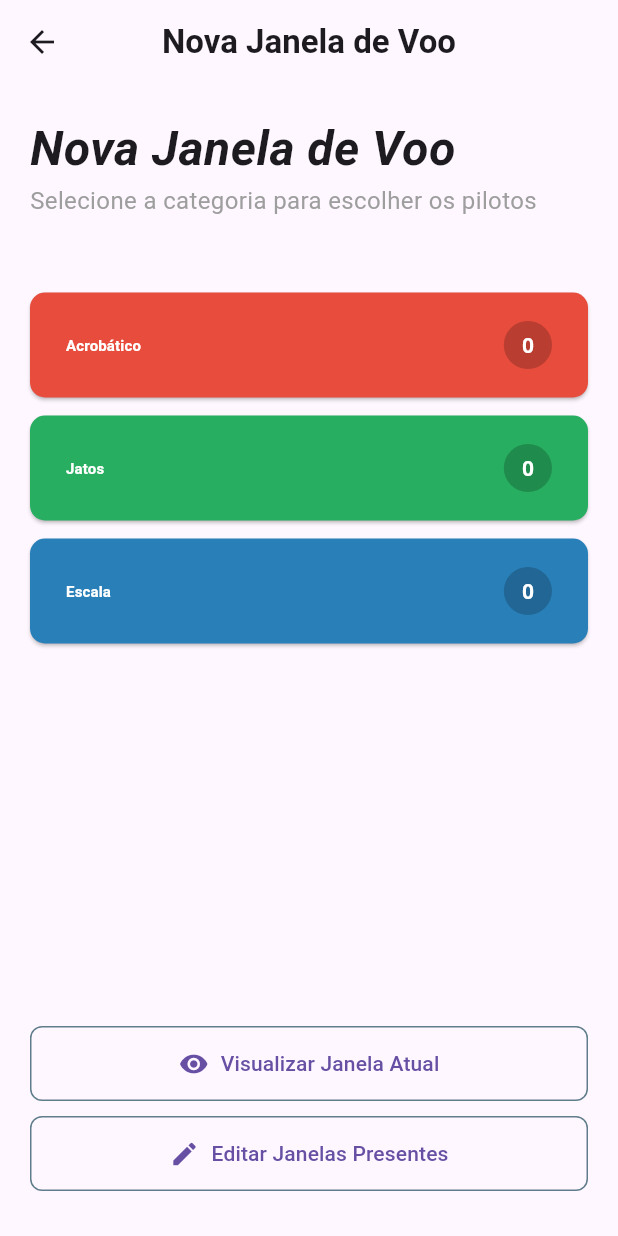
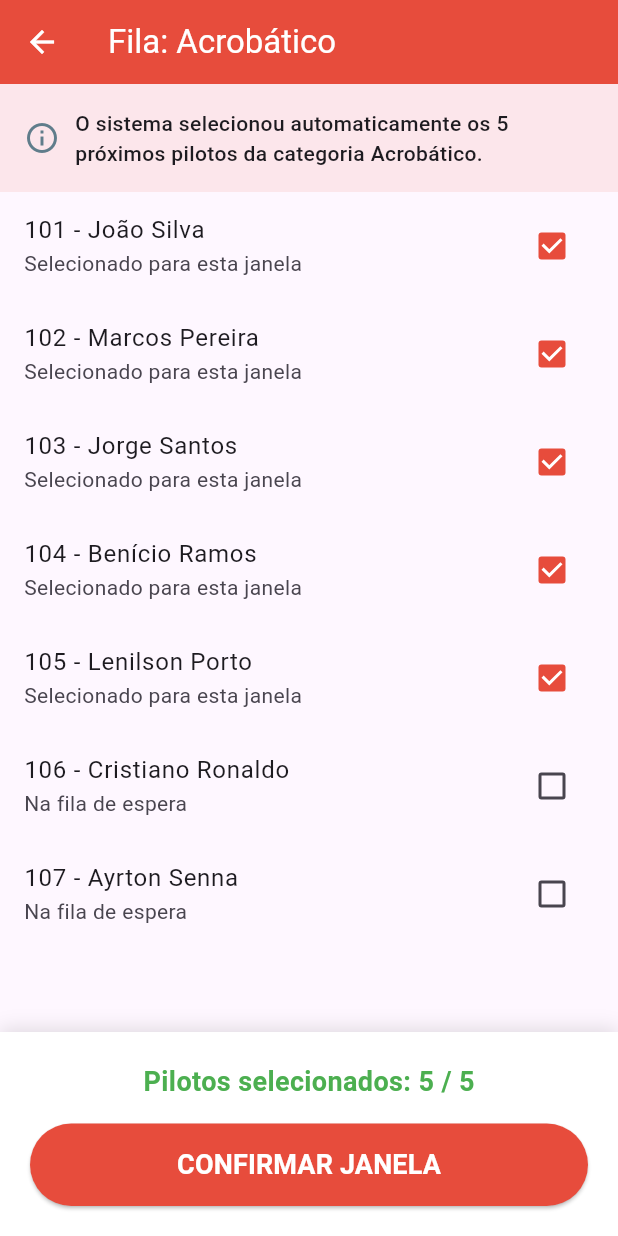
Before and after one commit to paozinho6254/Fesbraer-guichesenha, a Flutter app: the ControleJanelaPage screen opened directly, after a tap on "Acrobático", on a phone screen of 412 x 824 dp. Run offline on Flutter 3.47's test engine with Material 3 defaults, Android fonts, the phone set to English and light mode, and no system bars.

Commit message:
feat: tela de adição de pilotos para criação de janelas criada

```diff
--- a/lib/pages/controle_janela_page.dart
+++ b/lib/pages/controle_janela_page.dart
@@ -1,3 +1,4 @@
+import 'package:fesbraerguichesenha/pages/selecao_pilotos_page.dart';
 import 'package:flutter/material.dart';
 
 class ControleJanelaPage extends StatelessWidget {
@@ -14,7 +15,10 @@ class ControleJanelaPage extends StatelessWidget {
 
     return Scaffold(
       appBar: AppBar(
-        title: const Text("Nova Janela de Voo", style: TextStyle(fontWeight: FontWeight.bold)),
+        title: const Text(
+          "Nova Janela de Voo",
+          style: TextStyle(fontWeight: FontWeight.bold),
+        ),
         centerTitle: true,
       ),
       body: Padding(
@@ -47,16 +51,36 @@ class ControleJanelaPage extends StatelessWidget {
               label: "Acrobático",
               count: acroCount,
               color: const Color(0xFFE74C3C), // Vermelho
-              onTap: () => print("Acro selecionado"),
+              onTap: () {
+                Navigator.push(
+                  context,
+                  MaterialPageRoute(
+                    builder: (context) => const SelecaoPilotosPage(
+                      categoria: "Acrobático",
+                      corCategoria: Color(0xFFE74C3C),
+                    ),
+                  ),
+                );
+              },
             ),
 
             const SizedBox(height: 12),
 
             _buildCategoryButton(
-              label: "Jatos",
+              label: "Jato",
               count: jatosCount,
               color: const Color(0xFF27AE60), // Verde
-              onTap: () => print("Jatos selecionado"),
+              onTap: () {
+                Navigator.push(
+                  context,
+                  MaterialPageRoute(
+                    builder: (context) => const SelecaoPilotosPage(
+                      categoria: "Jato",
+                      corCategoria: Color(0xFF27AE60),
+                    ),
+                  ),
+                );
+              },
             ),
 
             const SizedBox(height: 12),
@@ -65,11 +89,20 @@ class ControleJanelaPage extends StatelessWidget {
               label: "Escala",
               count: escalaCount,
               color: const Color(0xFF2980B9), // Azul
-              onTap: () => print("Escala selecionada"),
+              onTap: () {
+                Navigator.push(
+                  context,
+                  MaterialPageRoute(
+                    builder: (context) => const SelecaoPilotosPage(
+                      categoria: "Escala",
+                      corCategoria: Color(0xFF2980B9),
+                    ),
+                  ),
+                );
+              },
             ),
 
             const Spacer(), // Empurra os botões finais para o rodapé
-
             // Botões de Gerenciamento
             _buildManagementButton(
               label: "Visualizar Janela Atual",
@@ -97,7 +130,7 @@ class ControleJanelaPage extends StatelessWidget {
     required String label,
     required int count,
     required Color color,
-    required VoidCallback onTap
+    required VoidCallback onTap,
   }) {
     return SizedBox(
       width: double.infinity,
@@ -106,14 +139,20 @@ class ControleJanelaPage extends StatelessWidget {
         onPressed: onTap,
         style: ElevatedButton.styleFrom(
           backgroundColor: color,
-          shape: RoundedRectangleBorder(borderRadius: BorderRadius.circular(10)),
+          shape: RoundedRectangleBorder(
+            borderRadius: BorderRadius.circular(10),
+          ),
         ),
         child: Row(
           mainAxisAlignment: MainAxisAlignment.spaceBetween,
           children: [
             Text(
               label,
-              style: const TextStyle(fontSize: 10, color: Colors.white, fontWeight: FontWeight.bold),
+              style: const TextStyle(
+                fontSize: 25,
+                color: Colors.white,
+                fontWeight: FontWeight.bold,
+              ),
             ),
             Container(
               padding: const EdgeInsets.symmetric(horizontal: 12, vertical: 6),
@@ -123,9 +162,12 @@ class ControleJanelaPage extends StatelessWidget {
               ),
               child: Text(
                 '$count', // Exibe o char '0' conforme solicitado
-                style: const TextStyle(color: Colors.white, fontWeight: FontWeight.bold),
+                style: const TextStyle(
+                  color: Colors.white,
+                  fontWeight: FontWeight.bold,
+                ),
               ),
-            )
+            ),
           ],
         ),
       ),
@@ -133,7 +175,11 @@ class ControleJanelaPage extends StatelessWidget {
   }
 
   // Widget para os botões de rodapé (mais discretos)
-  Widget _buildManagementButton({required String label, required IconData icon, required VoidCallback onTap}) {
+  Widget _buildManagementButton({
+    required String label,
+    required IconData icon,
+    required VoidCallback onTap,
+  }) {
     return SizedBox(
       width: double.infinity,
       child: OutlinedButton.icon(
--- /dev/null
+++ b/lib/pages/selecao_pilotos_page.dart
@@ -0,0 +1,128 @@
+import 'package:flutter/material.dart';
+
+class SelecaoPilotosPage extends StatefulWidget {
+  final String categoria;
+  final Color corCategoria;
+
+  const SelecaoPilotosPage({
+    super.key,
+    required this.categoria,
+    required this.corCategoria
+  });
+
+  @override
+  State<SelecaoPilotosPage> createState() => _SelecaoPilotosPageState();
+}
+
+class _SelecaoPilotosPageState extends State<SelecaoPilotosPage> {
+  // Simulação de banco de dados (Mock)
+  // Na vida real, isso viria de um GET /pilotos?status=aguardando&categoria=...
+  List<Map<String, dynamic>> pilotosDaFila = [
+    {'senha': 101, 'nome': 'João Silva', 'selecionado': true},
+    {'senha': 102, 'nome': 'Marcos Pereira', 'selecionado': true},
+    {'senha': 103, 'nome': 'Jorge Santos', 'selecionado': true},
+    {'senha': 104, 'nome': 'Benício Ramos', 'selecionado': true},
+    {'senha': 105, 'nome': 'Lenilson Porto', 'selecionado': true},
+    {'senha': 106, 'nome': 'Cristiano Ronaldo', 'selecionado': false},
+    {'senha': 107, 'nome': 'Ayrton Senna', 'selecionado': false},
+  ];
+
+  @override
+  Widget build(BuildContext context) {
+    // Filtramos apenas os que o sistema marcou como os 5 primeiros
+    int totalSelecionados = pilotosDaFila.where((p) => p['selecionado']).length;
+
+    return Scaffold(
+      appBar: AppBar(
+        title: Text("Fila: ${widget.categoria}"),
+        backgroundColor: widget.corCategoria,
+        foregroundColor: Colors.white,
+      ),
+      body: Column(
+        children: [
+          Container(
+            padding: const EdgeInsets.all(16),
+            color: widget.corCategoria.withOpacity(0.1),
+            child: Row(
+              children: [
+                const Icon(Icons.info_outline, color: Colors.blueGrey),
+                const SizedBox(width: 10),
+                Expanded(
+                  child: Text(
+                    "O sistema selecionou automaticamente os 5 próximos pilotos da categoria ${widget.categoria}.",
+                    style: const TextStyle(fontWeight: FontWeight.w500),
+                  ),
+                ),
+              ],
+            ),
+          ),
+
+          Expanded(
+            child: ListView.builder(
+              itemCount: pilotosDaFila.length,
+              itemBuilder: (context, index) {
+                final piloto = pilotosDaFila[index];
+                return CheckboxListTile(
+                  title: Text("${piloto['senha']} - ${piloto['nome']}"),
+                  subtitle: Text(piloto['selecionado'] ? "Selecionado para esta janela" : "Na fila de espera"),
+                  value: piloto['selecionado'],
+                  activeColor: widget.corCategoria,
+                  onChanged: (bool? valor) {
+                    setState(() {
+                      piloto['selecionado'] = valor!;
+                    });
+                  },
+                );
+              },
+            ),
+          ),
+
+          // Rodapé com resumo e botão de confirmação
+          Container(
+            padding: const EdgeInsets.all(20),
+            decoration: BoxDecoration(
+                color: Colors.white,
+                boxShadow: [BoxShadow(color: Colors.black12, blurRadius: 10, offset: Offset(0, -2))]
+            ),
+            child: Column(
+              children: [
+                Text(
+                  "Pilotos selecionados: $totalSelecionados / 5",
+                  style: TextStyle(
+                      fontSize: 18,
+                      fontWeight: FontWeight.bold,
+                      color: totalSelecionados == 5 ? Colors.green : Colors.orange
+                  ),
+                ),
+                const SizedBox(height: 15),
+                SizedBox(
+                  width: double.infinity,
+                  height: 55,
+                  child: ElevatedButton(
+                    onPressed: totalSelecionados == 5
+                        ? () {
+                      // Lógica para criar a janela e enviar para o banco
+                      ScaffoldMessenger.of(context).showSnackBar(
+                          const SnackBar(content: Text("Janela criada com sucesso!"))
+                      );
+                      Navigator.pop(context);
+                    }
+                        : null, // Desabilita se não tiver 5
+                    style: ElevatedButton.styleFrom(
+                      backgroundColor: widget.corCategoria,
+                      disabledBackgroundColor: Colors.grey[300],
+                    ),
+                    child: const Text(
+                        "CONFIRMAR JANELA",
+                        style: TextStyle(color: Colors.white, fontSize: 18, fontWeight: FontWeight.bold)
+                    ),
+                  ),
+                ),
+              ],
+            ),
+          )
+        ],
+      ),
+    );
+  }
+}
```
